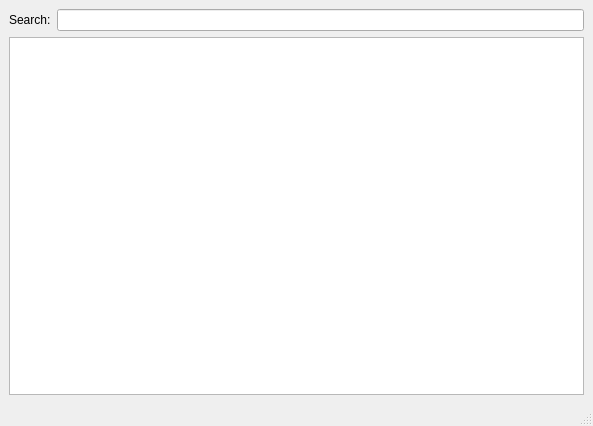
Qt form view.ui (nicolas-van/lightningmf) before a commit.
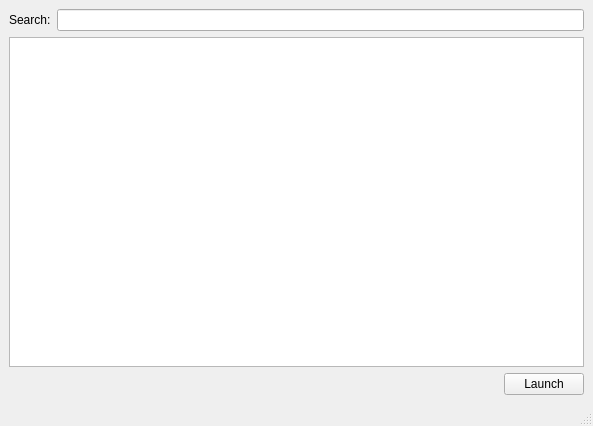
The same form after that commit.

What changed in the file:
```diff
--- a/view.ui
+++ b/view.ui
@@ -32,6 +32,30 @@
     <item>
      <widget class="QTableWidget" name="tableWidget"/>
     </item>
+    <item>
+     <layout class="QHBoxLayout" name="horizontalLayout_2">
+      <item>
+       <spacer name="horizontalSpacer">
+        <property name="orientation">
+         <enum>Qt::Horizontal</enum>
+        </property>
+        <property name="sizeHint" stdset="0">
+         <size>
+          <width>40</width>
+          <height>20</height>
+         </size>
+        </property>
+       </spacer>
+      </item>
+      <item>
+       <widget class="QPushButton" name="launchButton">
+        <property name="text">
+         <string>Launch</string>
+        </property>
+       </widget>
+      </item>
+     </layout>
+    </item>
    </layout>
   </widget>
   <widget class="QMenuBar" name="menubar">
```
